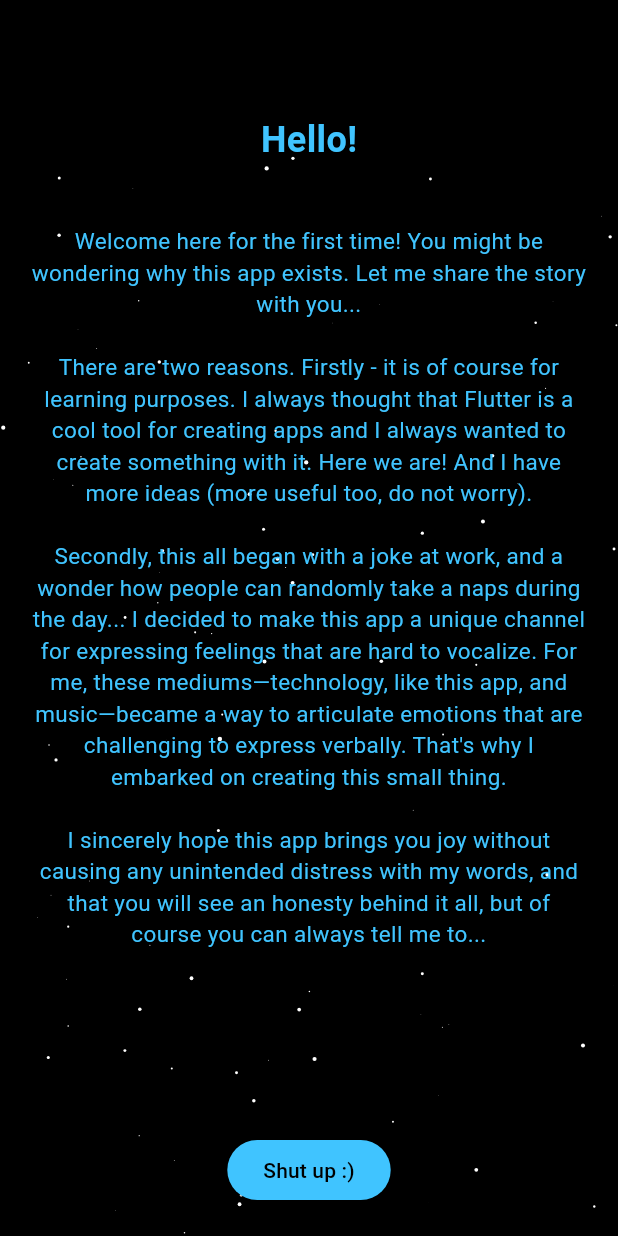
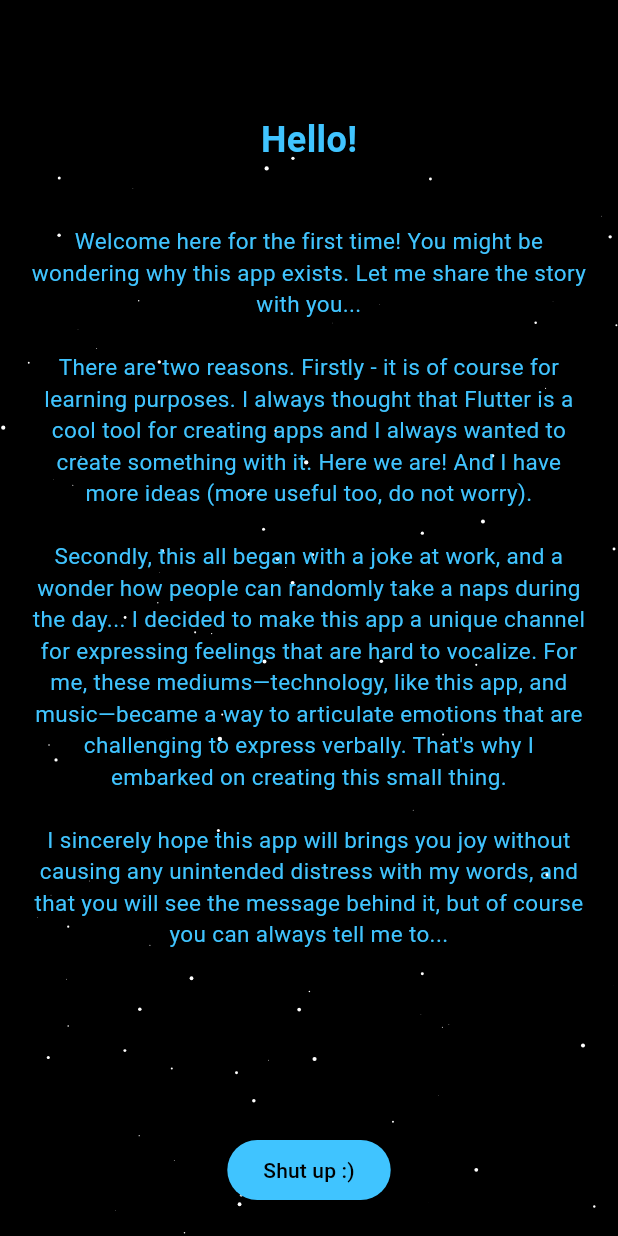
Before and after one commit to zanetagebka/random_nap_generator, a Flutter app: the screen it shows after launch, on a phone screen of 412 x 824 dp. Run offline on Flutter 3.47's test engine with Material 3 defaults, Android fonts, the light colour scheme and no system bars; our stand-ins replace flutter_local_notifications, permission_handler, shared_preferences, table_calendar; missing offline and left inert: add_2_calendar.

Commit message:
fix text

```diff
--- a/lib/screens/first_time_screen.dart
+++ b/lib/screens/first_time_screen.dart
@@ -57,7 +57,7 @@ class FirstTimeScreen extends StatelessWidget {
       'Welcome here for the first time! You might be wondering why this app exists. Let me share the story with you...\n\n'
           'There are two reasons. Firstly - it is of course for learning purposes. I always thought that Flutter is a cool tool for creating apps and I always wanted to create something with it. Here we are! And I have more ideas (more useful too, do not worry).\n\n'
           'Secondly, this all began with a joke at work, and a wonder how people can randomly take a naps during the day... I decided to make this app a unique channel for expressing feelings that are hard to vocalize. For me, these mediums—technology, like this app, and music—became a way to articulate emotions that are challenging to express verbally. That\'s why I embarked on creating this small thing.\n\n'
-          'I sincerely hope this app brings you joy without causing any unintended distress with my words, and that you will see an honesty behind it all, but of course you can always tell me to...',
+          'I sincerely hope this app will brings you joy without causing any unintended distress with my words, and that you will see the message behind it, but of course you can always tell me to...',
       textAlign: TextAlign.center,
       style: TextStyle(
         color: Colors.lightBlueAccent,
```
